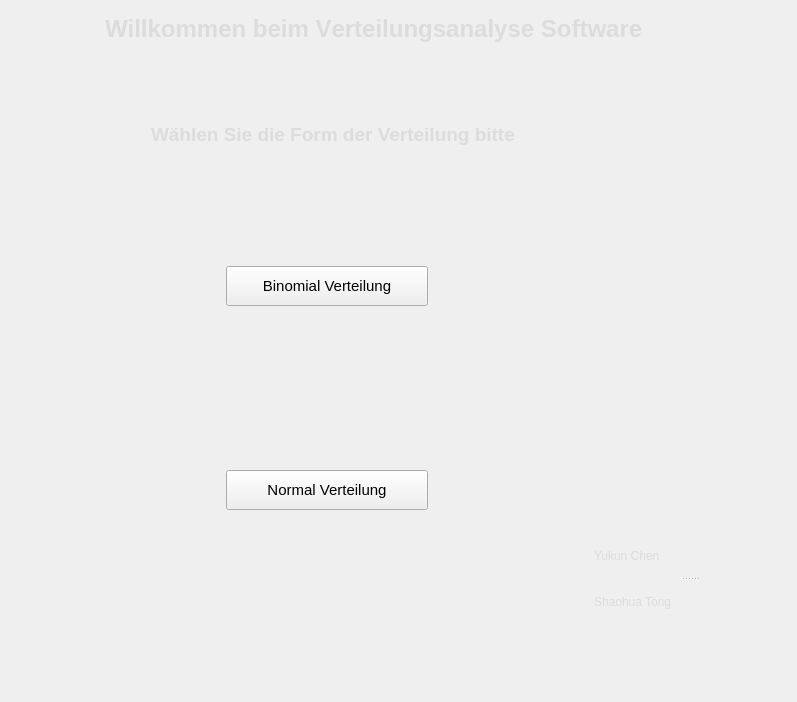
The window that uiView/coverWithoutBackground.ui (ShaohuaTong/Verteilung_Analyse) describes before a commit, drawn with Qt 5.
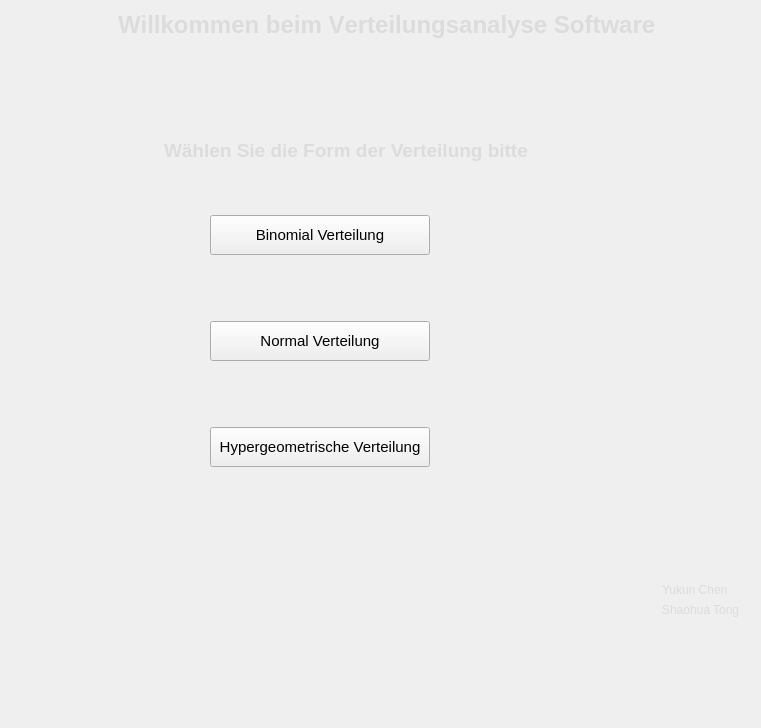
The same window after the commit. Icons and pictures are not drawn.

```diff
--- a/uiView/coverWithoutBackground.ui
+++ b/uiView/coverWithoutBackground.ui
@@ -6,251 +6,28 @@
    <rect>
     <x>0</x>
     <y>0</y>
-    <width>797</width>
-    <height>702</height>
+    <width>761</width>
+    <height>728</height>
    </rect>
   </property>
   <property name="windowTitle">
    <string>Form</string>
   </property>
   <layout class="QGridLayout" name="gridLayout">
-   <item row="3" column="0" rowspan="2" colspan="2">
-    <spacer name="horizontalSpacer_4">
+   <item row="0" column="0">
+    <spacer name="horizontalSpacer_10">
      <property name="orientation">
       <enum>Qt::Horizontal</enum>
      </property>
      <property name="sizeHint" stdset="0">
       <size>
-       <width>120</width>
-       <height>17</height>
-      </size>
-     </property>
-    </spacer>
-   </item>
-   <item row="0" column="8">
-    <spacer name="verticalSpacer_2">
-     <property name="orientation">
-      <enum>Qt::Vertical</enum>
-     </property>
-     <property name="sizeHint" stdset="0">
-      <size>
-       <width>100</width>
-       <height>1</height>
-      </size>
-     </property>
-    </spacer>
-   </item>
-   <item row="4" column="7" colspan="5">
-    <spacer name="horizontalSpacer_6">
-     <property name="orientation">
-      <enum>Qt::Horizontal</enum>
-     </property>
-     <property name="sizeHint" stdset="0">
-      <size>
-       <width>294</width>
-       <height>17</height>
-      </size>
-     </property>
-    </spacer>
-   </item>
-   <item row="7" column="2" rowspan="2" colspan="5">
-    <layout class="QHBoxLayout" name="horizontalLayout_2">
-     <item>
-      <widget class="QPushButton" name="pushButton_3">
-       <property name="minimumSize">
-        <size>
-         <width>60</width>
-         <height>60</height>
-        </size>
-       </property>
-       <property name="maximumSize">
-        <size>
-         <width>60</width>
-         <height>60</height>
-        </size>
-       </property>
-       <property name="styleSheet">
-        <string notr="true">QPushButton#pushButton_3 {
-    color: white;
-    font: bold 10pt;
-    border:none;
-    min-height: 60px;
-    min-width: 60px;
-    border-image:url(:/Icon.png) -60px 0px no-repeat;
-}
-QPushButton#pushButton_3:hover{
-    color: lightgray;
-    border-image:url(:/Icon.png) 0px 0px no-repeat;;
-}
-QPushButton#pushButton_3:pressed {
-    color: lightgray;
-    border-image:url(:/Icon.png) -120px 0px no-repeat;;
-    padding-top: -15px;
-    padding-bottom: -17px;
-}</string>
-       </property>
-       <property name="text">
-        <string/>
-       </property>
-      </widget>
-     </item>
-     <item>
-      <widget class="QPushButton" name="pushButton_normal">
-       <property name="minimumSize">
-        <size>
-         <width>0</width>
-         <height>40</height>
-        </size>
-       </property>
-       <property name="font">
-        <font>
-         <family>Arial</family>
-         <pointsize>11</pointsize>
-         <weight>50</weight>
-         <bold>false</bold>
-        </font>
-       </property>
-       <property name="text">
-        <string>Normal Verteilung</string>
-       </property>
-      </widget>
-     </item>
-    </layout>
-   </item>
-   <item row="11" column="11">
-    <spacer name="horizontalSpacer_9">
-     <property name="orientation">
-      <enum>Qt::Horizontal</enum>
-     </property>
-     <property name="sizeHint" stdset="0">
-      <size>
-       <width>47</width>
-       <height>17</height>
-      </size>
-     </property>
-    </spacer>
-   </item>
-   <item row="2" column="3" colspan="3">
-    <spacer name="verticalSpacer_3">
-     <property name="orientation">
-      <enum>Qt::Vertical</enum>
-     </property>
-     <property name="sizeHint" stdset="0">
-      <size>
-       <width>100</width>
-       <height>0</height>
-      </size>
-     </property>
-    </spacer>
-   </item>
-   <item row="13" column="10">
-    <spacer name="verticalSpacer_7">
-     <property name="orientation">
-      <enum>Qt::Vertical</enum>
-     </property>
-     <property name="sizeHint" stdset="0">
-      <size>
-       <width>20</width>
-       <height>62</height>
-      </size>
-     </property>
-    </spacer>
-   </item>
-   <item row="1" column="10" colspan="2">
-    <spacer name="horizontalSpacer_3">
-     <property name="orientation">
-      <enum>Qt::Horizontal</enum>
-     </property>
-     <property name="sizeHint" stdset="0">
-      <size>
-       <width>76</width>
+       <width>98</width>
        <height>20</height>
       </size>
      </property>
     </spacer>
    </item>
-   <item row="9" column="0" colspan="3">
-    <spacer name="horizontalSpacer_5">
-     <property name="orientation">
-      <enum>Qt::Horizontal</enum>
-     </property>
-     <property name="sizeHint" stdset="0">
-      <size>
-       <width>174</width>
-       <height>20</height>
-      </size>
-     </property>
-    </spacer>
-   </item>
-   <item row="5" column="10" rowspan="3">
-    <spacer name="verticalSpacer_6">
-     <property name="orientation">
-      <enum>Qt::Vertical</enum>
-     </property>
-     <property name="sizeHint" stdset="0">
-      <size>
-       <width>17</width>
-       <height>345</height>
-      </size>
-     </property>
-    </spacer>
-   </item>
-   <item row="8" column="9" rowspan="5" colspan="3">
-    <widget class="QSplitter" name="splitter">
-     <property name="orientation">
-      <enum>Qt::Vertical</enum>
-     </property>
-     <widget class="QLabel" name="label_3">
-      <property name="styleSheet">
-       <string notr="true">QLabel#label_3{
-color:rgb(220, 220, 220)
-
-}</string>
-      </property>
-      <property name="text">
-       <string>Yukun Chen</string>
-      </property>
-     </widget>
-     <widget class="QLabel" name="label_7">
-      <property name="styleSheet">
-       <string notr="true">QLabel#label_7{
-color:rgb(220, 220, 220)
-
-}</string>
-      </property>
-      <property name="text">
-       <string>Shaohua Tong</string>
-      </property>
-     </widget>
-    </widget>
-   </item>
-   <item row="12" column="4" rowspan="2" colspan="2">
-    <spacer name="verticalSpacer_5">
-     <property name="orientation">
-      <enum>Qt::Vertical</enum>
-     </property>
-     <property name="sizeHint" stdset="0">
-      <size>
-       <width>20</width>
-       <height>68</height>
-      </size>
-     </property>
-    </spacer>
-   </item>
-   <item row="9" column="6" colspan="3">
-    <spacer name="horizontalSpacer_7">
-     <property name="orientation">
-      <enum>Qt::Horizontal</enum>
-     </property>
-     <property name="sizeHint" stdset="0">
-      <size>
-       <width>209</width>
-       <height>20</height>
-      </size>
-     </property>
-    </spacer>
-   </item>
-   <item row="1" column="1" colspan="9">
+   <item row="0" column="1" rowspan="2" colspan="3">
     <layout class="QFormLayout" name="formLayout">
      <item row="1" column="0" colspan="2">
       <spacer name="verticalSpacer">
@@ -333,36 +110,77 @@
      </property>
      <property name="sizeHint" stdset="0">
       <size>
-       <width>65</width>
-       <height>128</height>
+       <width>98</width>
+       <height>125</height>
       </size>
      </property>
     </spacer>
    </item>
-   <item row="4" column="2" rowspan="3" colspan="5">
-    <layout class="QHBoxLayout" name="horizontalLayout">
+   <item row="2" column="5">
+    <spacer name="horizontalSpacer_3">
+     <property name="orientation">
+      <enum>Qt::Horizontal</enum>
+     </property>
+     <property name="sizeHint" stdset="0">
+      <size>
+       <width>76</width>
+       <height>20</height>
+      </size>
+     </property>
+    </spacer>
+   </item>
+   <item row="3" column="2" colspan="2">
+    <spacer name="horizontalSpacer_6">
+     <property name="orientation">
+      <enum>Qt::Horizontal</enum>
+     </property>
+     <property name="sizeHint" stdset="0">
+      <size>
+       <width>294</width>
+       <height>17</height>
+      </size>
+     </property>
+    </spacer>
+   </item>
+   <item row="4" column="0">
+    <spacer name="horizontalSpacer_4">
+     <property name="orientation">
+      <enum>Qt::Horizontal</enum>
+     </property>
+     <property name="sizeHint" stdset="0">
+      <size>
+       <width>120</width>
+       <height>17</height>
+      </size>
+     </property>
+    </spacer>
+   </item>
+   <item row="4" column="2" colspan="2">
+    <layout class="QVBoxLayout" name="verticalLayout">
      <item>
-      <widget class="QPushButton" name="pushButton_2">
-       <property name="minimumSize">
-        <size>
-         <width>60</width>
-         <height>60</height>
-        </size>
-       </property>
-       <property name="maximumSize">
-        <size>
-         <width>60</width>
-         <height>60</height>
-        </size>
-       </property>
-       <property name="mouseTracking">
-        <bool>true</bool>
-       </property>
-       <property name="autoFillBackground">
-        <bool>false</bool>
-       </property>
-       <property name="styleSheet">
-        <string notr="true">QPushButton#pushButton_2 {
+      <layout class="QHBoxLayout" name="horizontalLayout">
+       <item>
+        <widget class="QPushButton" name="pushButton_2">
+         <property name="minimumSize">
+          <size>
+           <width>60</width>
+           <height>60</height>
+          </size>
+         </property>
+         <property name="maximumSize">
+          <size>
+           <width>60</width>
+           <height>60</height>
+          </size>
+         </property>
+         <property name="mouseTracking">
+          <bool>true</bool>
+         </property>
+         <property name="autoFillBackground">
+          <bool>false</bool>
+         </property>
+         <property name="styleSheet">
+          <string notr="true">QPushButton#pushButton_2 {
     color: white;
     font: bold 10pt;
     border:none;
@@ -380,38 +198,361 @@
     padding-top: -15px;
     padding-bottom: -17px;
 }</string>
+         </property>
+         <property name="text">
+          <string/>
+         </property>
+         <property name="checkable">
+          <bool>false</bool>
+         </property>
+        </widget>
+       </item>
+       <item>
+        <widget class="QPushButton" name="pushButton_binomail">
+         <property name="minimumSize">
+          <size>
+           <width>220</width>
+           <height>40</height>
+          </size>
+         </property>
+         <property name="maximumSize">
+          <size>
+           <width>220</width>
+           <height>40</height>
+          </size>
+         </property>
+         <property name="font">
+          <font>
+           <family>Arial</family>
+           <pointsize>11</pointsize>
+           <weight>50</weight>
+           <bold>false</bold>
+          </font>
+         </property>
+         <property name="text">
+          <string>Binomial Verteilung</string>
+         </property>
+        </widget>
+       </item>
+       <item>
+        <spacer name="horizontalSpacer_11">
+         <property name="orientation">
+          <enum>Qt::Horizontal</enum>
+         </property>
+         <property name="sizeHint" stdset="0">
+          <size>
+           <width>40</width>
+           <height>20</height>
+          </size>
+         </property>
+        </spacer>
+       </item>
+      </layout>
+     </item>
+     <item>
+      <spacer name="verticalSpacer_4">
+       <property name="orientation">
+        <enum>Qt::Vertical</enum>
        </property>
-       <property name="text">
-        <string/>
+       <property name="sizeHint" stdset="0">
+        <size>
+         <width>20</width>
+         <height>40</height>
+        </size>
        </property>
-       <property name="checkable">
-        <bool>false</bool>
-       </property>
-      </widget>
+      </spacer>
      </item>
      <item>
-      <widget class="QPushButton" name="pushButton_binomail">
-       <property name="minimumSize">
+      <layout class="QHBoxLayout" name="horizontalLayout_2">
+       <item>
+        <widget class="QPushButton" name="pushButton_3">
+         <property name="minimumSize">
+          <size>
+           <width>60</width>
+           <height>60</height>
+          </size>
+         </property>
+         <property name="maximumSize">
+          <size>
+           <width>60</width>
+           <height>60</height>
+          </size>
+         </property>
+         <property name="styleSheet">
+          <string notr="true">QPushButton#pushButton_3 {
+    color: white;
+    font: bold 10pt;
+    border:none;
+    min-height: 60px;
+    min-width: 60px;
+    border-image:url(:/Icon.png) -60px 0px no-repeat;
+}
+QPushButton#pushButton_3:hover{
+    color: lightgray;
+    border-image:url(:/Icon.png) 0px 0px no-repeat;;
+}
+QPushButton#pushButton_3:pressed {
+    color: lightgray;
+    border-image:url(:/Icon.png) -120px 0px no-repeat;;
+    padding-top: -15px;
+    padding-bottom: -17px;
+}</string>
+         </property>
+         <property name="text">
+          <string/>
+         </property>
+        </widget>
+       </item>
+       <item>
+        <widget class="QPushButton" name="pushButton_normal">
+         <property name="minimumSize">
+          <size>
+           <width>220</width>
+           <height>40</height>
+          </size>
+         </property>
+         <property name="maximumSize">
+          <size>
+           <width>220</width>
+           <height>40</height>
+          </size>
+         </property>
+         <property name="font">
+          <font>
+           <family>Arial</family>
+           <pointsize>11</pointsize>
+           <weight>50</weight>
+           <bold>false</bold>
+          </font>
+         </property>
+         <property name="text">
+          <string>Normal Verteilung</string>
+         </property>
+        </widget>
+       </item>
+       <item>
+        <spacer name="horizontalSpacer_12">
+         <property name="orientation">
+          <enum>Qt::Horizontal</enum>
+         </property>
+         <property name="sizeHint" stdset="0">
+          <size>
+           <width>40</width>
+           <height>20</height>
+          </size>
+         </property>
+        </spacer>
+       </item>
+      </layout>
+     </item>
+     <item>
+      <spacer name="verticalSpacer_8">
+       <property name="orientation">
+        <enum>Qt::Vertical</enum>
+       </property>
+       <property name="sizeHint" stdset="0">
         <size>
          <width>20</width>
          <height>40</height>
         </size>
        </property>
+      </spacer>
+     </item>
+     <item>
+      <layout class="QHBoxLayout" name="horizontalLayout_3">
+       <item>
+        <widget class="QPushButton" name="pushButton">
+         <property name="maximumSize">
+          <size>
+           <width>60</width>
+           <height>60</height>
+          </size>
+         </property>
+         <property name="styleSheet">
+          <string notr="true">QPushButton#pushButton {
+    color: white;
+    font: bold 10pt;
+    border:none;
+    min-height: 60px;
+    min-width: 60px;
+    border-image:url(:/Icon.png) -60px 0px no-repeat;
+}
+QPushButton#pushButton:hover{
+    color: lightgray;
+    border-image:url(:/Icon.png) 0px 0px no-repeat;;
+}
+QPushButton#pushButton:pressed {
+    color: lightgray;
+    border-image:url(:/Icon.png) -120px 0px no-repeat;;
+    padding-top: -15px;
+    padding-bottom: -17px;
+}</string>
+         </property>
+         <property name="text">
+          <string/>
+         </property>
+        </widget>
+       </item>
+       <item>
+        <widget class="QPushButton" name="pushButton_4">
+         <property name="minimumSize">
+          <size>
+           <width>220</width>
+           <height>40</height>
+          </size>
+         </property>
+         <property name="maximumSize">
+          <size>
+           <width>220</width>
+           <height>40</height>
+          </size>
+         </property>
+         <property name="font">
+          <font>
+           <family>Arial</family>
+           <pointsize>11</pointsize>
+          </font>
+         </property>
+         <property name="text">
+          <string>Hypergeometrische Verteilung</string>
+         </property>
+        </widget>
+       </item>
+       <item>
+        <spacer name="horizontalSpacer_13">
+         <property name="orientation">
+          <enum>Qt::Horizontal</enum>
+         </property>
+         <property name="sizeHint" stdset="0">
+          <size>
+           <width>40</width>
+           <height>20</height>
+          </size>
+         </property>
+        </spacer>
+       </item>
+      </layout>
+     </item>
+    </layout>
+   </item>
+   <item row="4" column="4">
+    <spacer name="horizontalSpacer_9">
+     <property name="orientation">
+      <enum>Qt::Horizontal</enum>
+     </property>
+     <property name="sizeHint" stdset="0">
+      <size>
+       <width>101</width>
+       <height>20</height>
+      </size>
+     </property>
+    </spacer>
+   </item>
+   <item row="5" column="3">
+    <spacer name="verticalSpacer_2">
+     <property name="orientation">
+      <enum>Qt::Vertical</enum>
+     </property>
+     <property name="sizeHint" stdset="0">
+      <size>
+       <width>20</width>
+       <height>40</height>
+      </size>
+     </property>
+    </spacer>
+   </item>
+   <item row="6" column="0">
+    <spacer name="horizontalSpacer_5">
+     <property name="orientation">
+      <enum>Qt::Horizontal</enum>
+     </property>
+     <property name="sizeHint" stdset="0">
+      <size>
+       <width>174</width>
+       <height>20</height>
+      </size>
+     </property>
+    </spacer>
+   </item>
+   <item row="6" column="2">
+    <spacer name="horizontalSpacer_7">
+     <property name="orientation">
+      <enum>Qt::Horizontal</enum>
+     </property>
+     <property name="sizeHint" stdset="0">
+      <size>
+       <width>209</width>
+       <height>20</height>
+      </size>
+     </property>
+    </spacer>
+   </item>
+   <item row="6" column="4">
+    <layout class="QVBoxLayout" name="verticalLayout_2">
+     <item>
+      <widget class="QLabel" name="label_3">
        <property name="font">
         <font>
          <family>Arial</family>
-         <pointsize>11</pointsize>
-         <weight>50</weight>
-         <bold>false</bold>
         </font>
        </property>
+       <property name="styleSheet">
+        <string notr="true">QLabel#label_3{
+color:rgb(220, 220, 220)
+
+}</string>
+       </property>
        <property name="text">
-        <string>Binomial Verteilung</string>
+        <string>Yukun Chen</string>
        </property>
       </widget>
      </item>
+     <item>
+      <widget class="QLabel" name="label_7">
+       <property name="font">
+        <font>
+         <family>Arial</family>
+        </font>
+       </property>
+       <property name="styleSheet">
+        <string notr="true">QLabel#label_7{
+color:rgb(220, 220, 220)
+
+}</string>
+       </property>
+       <property name="text">
+        <string>Shaohua Tong</string>
+       </property>
+      </widget>
+     </item>
     </layout>
    </item>
+   <item row="6" column="5">
+    <spacer name="horizontalSpacer_8">
+     <property name="orientation">
+      <enum>Qt::Horizontal</enum>
+     </property>
+     <property name="sizeHint" stdset="0">
+      <size>
+       <width>1</width>
+       <height>20</height>
+      </size>
+     </property>
+    </spacer>
+   </item>
+   <item row="7" column="1">
+    <spacer name="verticalSpacer_5">
+     <property name="orientation">
+      <enum>Qt::Vertical</enum>
+     </property>
+     <property name="sizeHint" stdset="0">
+      <size>
+       <width>20</width>
+       <height>68</height>
+      </size>
+     </property>
+    </spacer>
+   </item>
   </layout>
  </widget>
  <resources>
```
Left out of the diff: 26 changed lines with no effect on the pictures.
